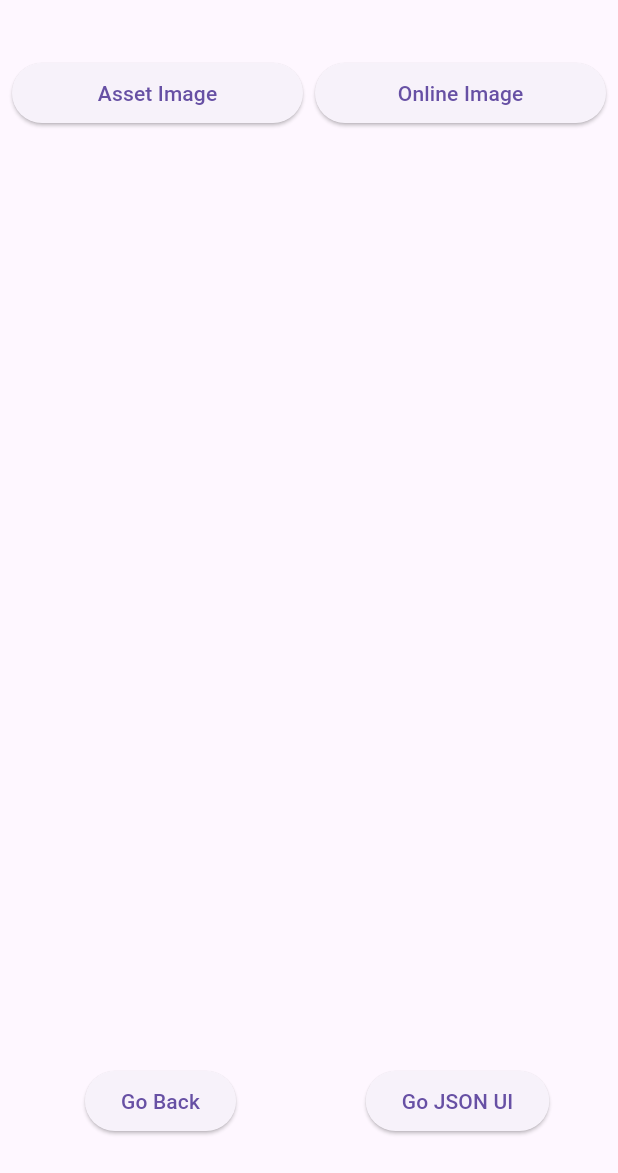
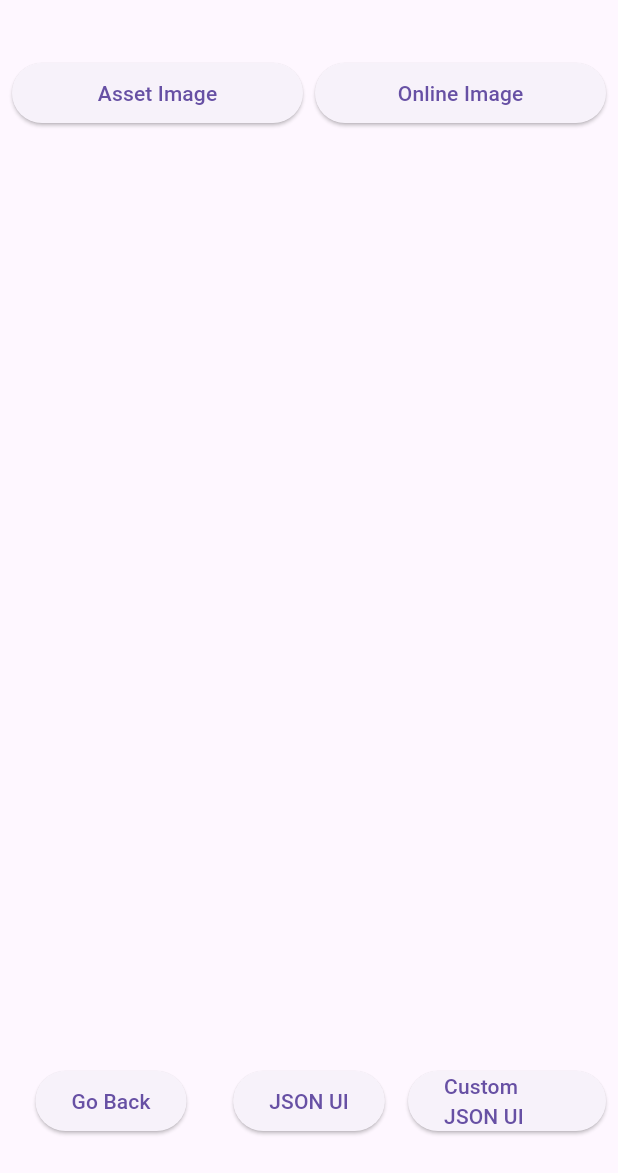
Before and after one commit to ichijo-it/flutter-study, a Flutter app: the DisplayImagePage screen opened directly, on a phone screen of 412 x 824 dp, the part 63-1236 px from its top. Run offline on Flutter 3.47's test engine with Material 3 defaults, Android fonts, the phone set to English and light mode, and no system bars; missing offline and left inert: json_dynamic_widget.

Commit message:
Added custom json ui renderer.

```diff
--- a/display_resource_image/lib/pages/display_image_page.dart
+++ b/display_resource_image/lib/pages/display_image_page.dart
@@ -2,6 +2,7 @@ import 'package:flutter/material.dart';
 
 import '../utils/base_url_provider.dart';
 import '../services/json_ui_service.dart';
+import '../services/custom_json_ui_service.dart';
 import '../models/display_mode.dart';
 import '../widgets/action_buttons.dart';
 import '../widgets/display_content.dart';
@@ -13,12 +14,13 @@ class DisplayImagePage extends StatefulWidget {
   @override
   State<DisplayImagePage> createState() => _DisplayImagePageState();
 }
-
 class _DisplayImagePageState extends State<DisplayImagePage> {
   ImageDisplayMode _imageDisplay = ImageDisplayMode.none;
   final JsonUIService _jsonUIService = JsonUIService();
+  final CustomJsonUIService _customJsonUIService = CustomJsonUIService();
 
   bool _useJsonUI = false;
+  bool _useCustomJsonUI = false;
 
   Future<void> _showJsonUI() async {
     await _jsonUIService.loadFromUrl(
@@ -26,14 +28,36 @@ class _DisplayImagePageState extends State<DisplayImagePage> {
     );
     setState(() {
       _imageDisplay = ImageDisplayMode.none;
+
+      // JSON UI表示
       _useJsonUI = true;
+      // Custom JSON UIはOFF
+      _useCustomJsonUI = false;
+    });
+  }
+
+  Future<void> _showCustomJsonUI() async {
+    await _customJsonUIService.loadFromUrl(
+      '${BaseUrlProvider.value}/study/contents/custom-layout',
+    );
+
+    setState(() {
+      _imageDisplay = ImageDisplayMode.none;
+
+      // Custom JSON UI表示
+      _useCustomJsonUI = true;
+      // JSON UIはOFF
+      _useJsonUI = false;
     });
   }
 
   void _updateDisplayMode(ImageDisplayMode mode) {
     setState(() {
       _imageDisplay = mode;
+
+      // 画像表示時は両JSON UIをOFF
       _useJsonUI = false;
+      _useCustomJsonUI = false;
     });
   }
 
@@ -65,7 +89,9 @@ class _DisplayImagePageState extends State<DisplayImagePage> {
             child: DisplayContent(
               imageDisplay: _imageDisplay,
               useJsonUI: _useJsonUI,
+              useCustomJsonUI: _useCustomJsonUI,
               jsonUIService: _jsonUIService,
+              customJsonUIService: _customJsonUIService,
             ),
           ),
 
@@ -75,6 +101,7 @@ class _DisplayImagePageState extends State<DisplayImagePage> {
             child: ActionButtons(
               onBack: _goBack,
               onShowJsonUi: _showJsonUI,
+              onShowCustomJsonUi: _showCustomJsonUI,
             ),
           ),
         ],
--- a/display_resource_image/lib/widgets/action_buttons.dart
+++ b/display_resource_image/lib/widgets/action_buttons.dart
@@ -3,11 +3,13 @@ import 'package:flutter/material.dart';
 class ActionButtons extends StatelessWidget {
   final VoidCallback onBack;
   final VoidCallback onShowJsonUi;
+  final VoidCallback onShowCustomJsonUi;
 
   const ActionButtons({
     super.key,
     required this.onBack,
     required this.onShowJsonUi,
+    required this.onShowCustomJsonUi,
   });
 
   @override
@@ -29,7 +31,16 @@ class ActionButtons extends StatelessWidget {
             child: Center(
               child: ElevatedButton(
                 onPressed: onShowJsonUi,
-                child: const Text('Go JSON UI'),
+                child: const Text('JSON UI'),
+              ),
+            ),
+          ),
+
+          Expanded(
+            child: Center(
+              child: ElevatedButton(
+                onPressed: onShowCustomJsonUi,
+                child: const Text('Custom JSON UI'),
               ),
             ),
           ),
--- a/display_resource_image/lib/widgets/display_content.dart
+++ b/display_resource_image/lib/widgets/display_content.dart
@@ -2,30 +2,35 @@ import 'package:flutter/material.dart';
 
 import '../utils/base_url_provider.dart';
 import '../services/json_ui_service.dart';
+import '../services/custom_json_ui_service.dart';
 import '../models/display_mode.dart';
 
 class DisplayContent extends StatelessWidget {
   final ImageDisplayMode imageDisplay;
   final bool useJsonUI;
   final JsonUIService jsonUIService;
+  final bool useCustomJsonUI;
+  final CustomJsonUIService customJsonUIService;
 
   const DisplayContent({
     super.key,
     required this.imageDisplay,
     required this.useJsonUI,
     required this.jsonUIService,
+    required this.useCustomJsonUI,
+    required this.customJsonUIService,
   });
 
   @override
   Widget build(BuildContext context) {
     return Padding(
       padding: const EdgeInsets.all(16.0),
-      child: SizedBox.expand(
-        // 状態に応じてUIの表示を切り替える。
-        //   - true: JSONベースの動的UIを表示, false: 画像表示UIを表示
+      child: Center(
         child: useJsonUI
             ? jsonUIService.build(context)
-            : _buildImage(),
+            : useCustomJsonUI
+                ? customJsonUIService.build()
+                : _buildImage(),
       ),
     );
   }
```
Also changed, not shown: display_resource_image/lib/services/custom_json_ui_service.dart (added, +165 -0 lines), 2 other files.
